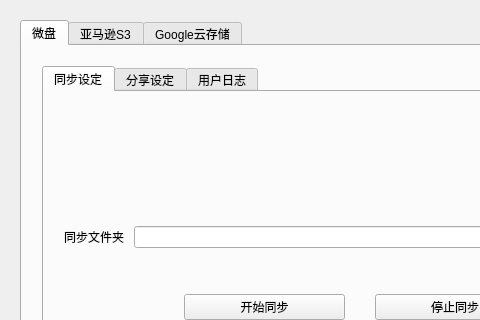
Before: the Qt Designer form CloudBackup/ui/CloudBackup.ui in qinxuye/CloudBackup, drawn with Qt 5; both pictures show x 0 to 480 and y 0 to 320 of the 710 by 500 pixel window.
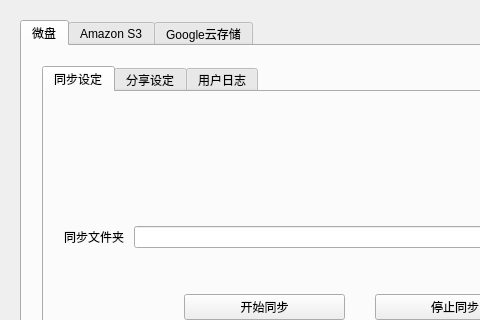
After: the same form once the commit is applied.

Commit message: ui adjustment, fix send mail chinese problem when exe up

```diff
--- a/CloudBackup/ui/CloudBackup.ui
+++ b/CloudBackup/ui/CloudBackup.ui
@@ -248,7 +248,7 @@
    </widget>
    <widget class="QWidget" name="s3tab">
     <attribute name="title">
-     <string>亚马逊S3</string>
+     <string>Amazon S3</string>
     </attribute>
     <widget class="QTabWidget" name="OpTabWidget_under_s3">
      <property name="geometry">
```
The commit also changes 2 other files.
